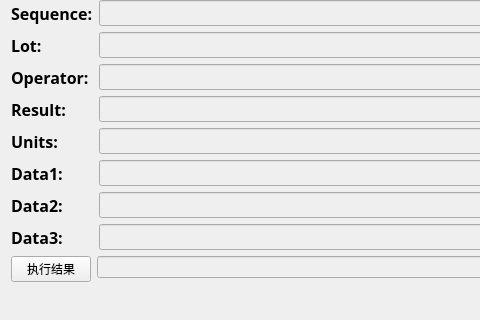
First picture: the form in widget.ui, repository chenguoguowen/TestLeak, before the edit; both pictures show x 0 to 480 and y 203 to 523 of the 644 by 523 pixel window.
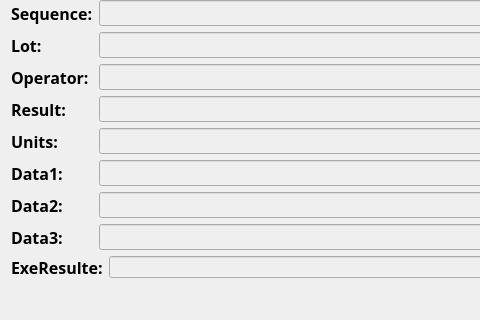
Second picture: the form after the edit.

What changed in the file:
```diff
--- a/widget.ui
+++ b/widget.ui
@@ -19,13 +19,6 @@
   <layout class="QFormLayout" name="formLayout_3">
    <item row="0" column="0" colspan="2">
     <layout class="QFormLayout" name="formLayout_2">
-     <item row="1" column="0">
-      <widget class="QPushButton" name="pushButton">
-       <property name="text">
-        <string>执行结果</string>
-       </property>
-      </widget>
-     </item>
      <item row="0" column="0" colspan="2">
       <layout class="QFormLayout" name="formLayout">
        <item row="0" column="0">
@@ -440,6 +433,21 @@
        </property>
       </widget>
      </item>
+     <item row="1" column="0">
+      <widget class="QLabel" name="label_15">
+       <property name="font">
+        <font>
+         <family>Aharoni</family>
+         <pointsize>12</pointsize>
+         <weight>75</weight>
+         <bold>true</bold>
+        </font>
+       </property>
+       <property name="text">
+        <string>ExeResulte:</string>
+       </property>
+      </widget>
+     </item>
     </layout>
    </item>
   </layout>
```
